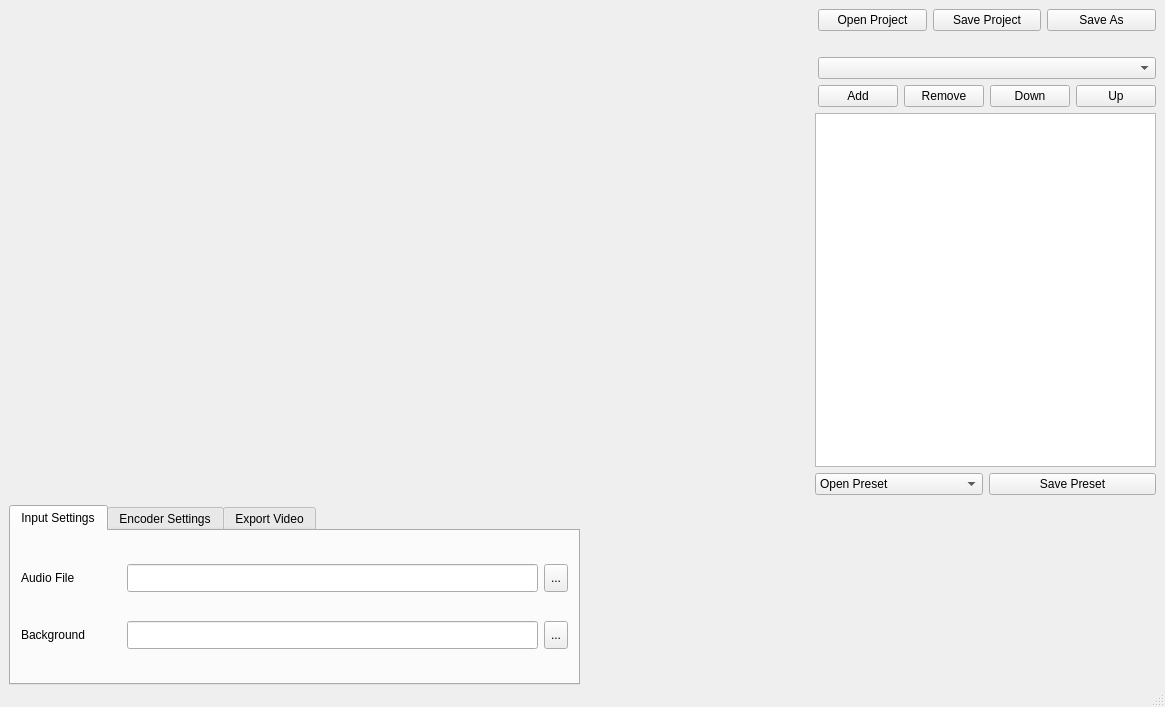
First picture: the form in mainwindow.ui, repository djfun/audio-visualizer-python, before the edit.
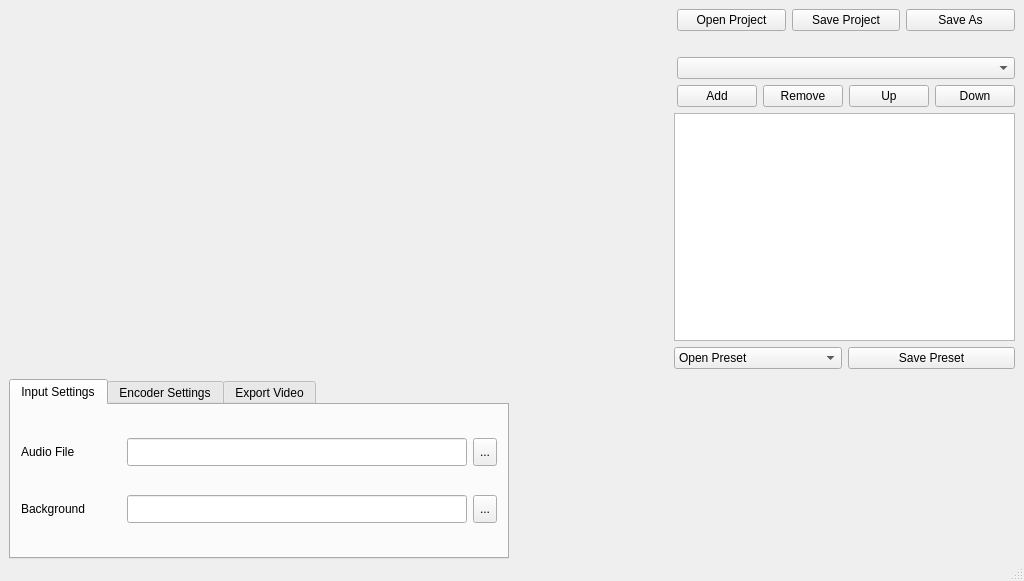
Second picture: the form after the edit.

Diff of the .ui file:
```diff
--- a/mainwindow.ui
+++ b/mainwindow.ui
@@ -6,14 +6,32 @@
    <rect>
     <x>0</x>
     <y>0</y>
-    <width>1165</width>
-    <height>707</height>
+    <width>1008</width>
+    <height>575</height>
    </rect>
   </property>
+  <property name="sizePolicy">
+   <sizepolicy hsizetype="Preferred" vsizetype="Preferred">
+    <horstretch>0</horstretch>
+    <verstretch>0</verstretch>
+   </sizepolicy>
+  </property>
+  <property name="minimumSize">
+   <size>
+    <width>0</width>
+    <height>0</height>
+   </size>
+  </property>
   <property name="windowTitle">
    <string>MainWindow</string>
   </property>
   <widget class="QWidget" name="centralwidget">
+   <property name="sizePolicy">
+    <sizepolicy hsizetype="Preferred" vsizetype="Preferred">
+     <horstretch>0</horstretch>
+     <verstretch>0</verstretch>
+    </sizepolicy>
+   </property>
    <property name="autoFillBackground">
     <bool>false</bool>
    </property>
@@ -26,6 +44,22 @@
     </property>
     <item>
      <layout class="QHBoxLayout" name="horizontalLayout">
+      <item>
+       <spacer name="verticalSpacer_2">
+        <property name="orientation">
+         <enum>Qt::Vertical</enum>
+        </property>
+        <property name="sizeType">
+         <enum>QSizePolicy::MinimumExpanding</enum>
+        </property>
+        <property name="sizeHint" stdset="0">
+         <size>
+          <width>0</width>
+          <height>360</height>
+         </size>
+        </property>
+       </spacer>
+      </item>
       <item>
        <layout class="QVBoxLayout" name="verticalLayout_previewWrapper">
         <property name="sizeConstraint">
@@ -144,13 +178,6 @@
               </property>
              </widget>
             </item>
-            <item>
-             <widget class="QPushButton" name="pushButton_listMoveDown">
-              <property name="text">
-               <string>Down</string>
-              </property>
-             </widget>
-            </item>
             <item>
              <widget class="QPushButton" name="pushButton_listMoveUp">
               <property name="text">
@@ -158,6 +185,13 @@
               </property>
              </widget>
             </item>
+            <item>
+             <widget class="QPushButton" name="pushButton_listMoveDown">
+              <property name="text">
+               <string>Down</string>
+              </property>
+             </widget>
+            </item>
            </layout>
           </item>
          </layout>
@@ -216,15 +250,15 @@
       <item>
        <widget class="QTabWidget" name="tabWidget">
         <property name="sizePolicy">
-         <sizepolicy hsizetype="Expanding" vsizetype="Fixed">
+         <sizepolicy hsizetype="MinimumExpanding" vsizetype="Fixed">
           <horstretch>0</horstretch>
           <verstretch>0</verstretch>
          </sizepolicy>
         </property>
         <property name="minimumSize">
          <size>
-          <width>0</width>
-          <height>180</height>
+          <width>500</width>
+          <height>0</height>
          </size>
         </property>
         <property name="maximumSize">
@@ -293,7 +327,7 @@
               </property>
               <property name="minimumSize">
                <size>
-                <width>340</width>
+                <width>0</width>
                 <height>28</height>
                </size>
               </property>
@@ -727,6 +761,27 @@
        </widget>
       </item>
       <item>
+       <layout class="QVBoxLayout" name="verticalLayout_5">
+        <property name="sizeConstraint">
+         <enum>QLayout::SetDefaultConstraint</enum>
+        </property>
+        <item>
+         <spacer name="horizontalSpacer_2">
+          <property name="orientation">
+           <enum>Qt::Horizontal</enum>
+          </property>
+          <property name="sizeType">
+           <enum>QSizePolicy::MinimumExpanding</enum>
+          </property>
+          <property name="sizeHint" stdset="0">
+           <size>
+            <width>500</width>
+            <height>0</height>
+           </size>
+          </property>
+         </spacer>
+        </item>
+        <item>
        <widget class="QStackedWidget" name="stackedWidget">
         <property name="sizePolicy">
          <sizepolicy hsizetype="Expanding" vsizetype="Fixed">
@@ -750,6 +805,8 @@
          <number>-1</number>
         </property>
        </widget>
+        </item>
+       </layout>
       </item>
      </layout>
     </item>
```
Lines whose indentation alone changed are shown as unchanged.
